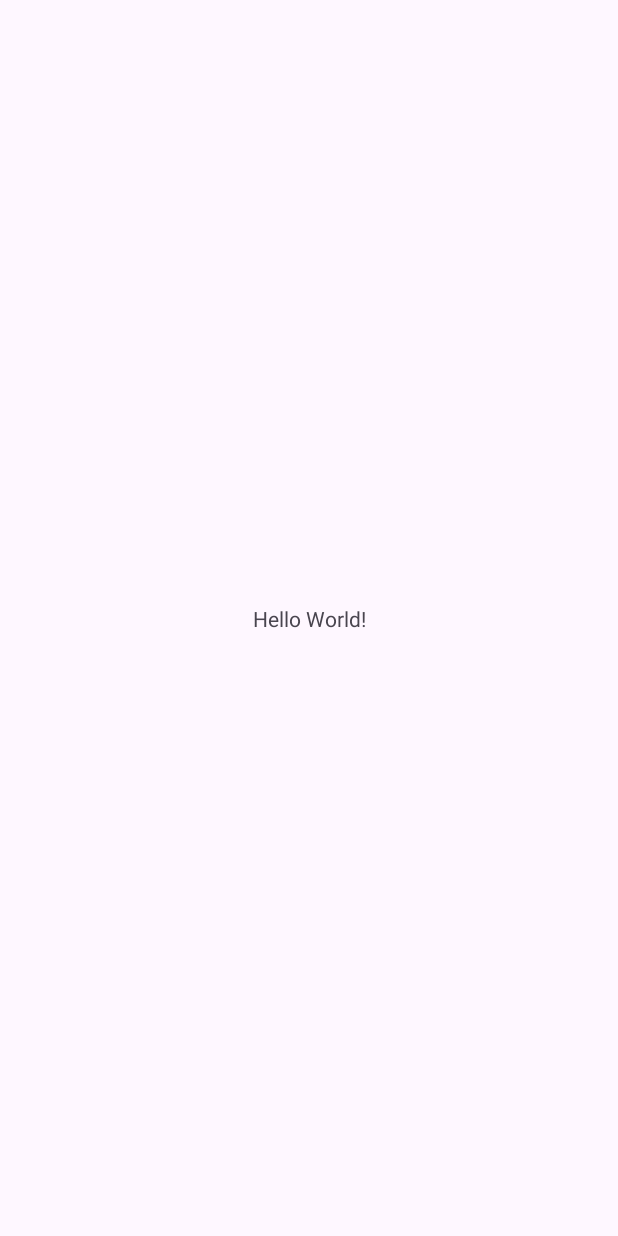
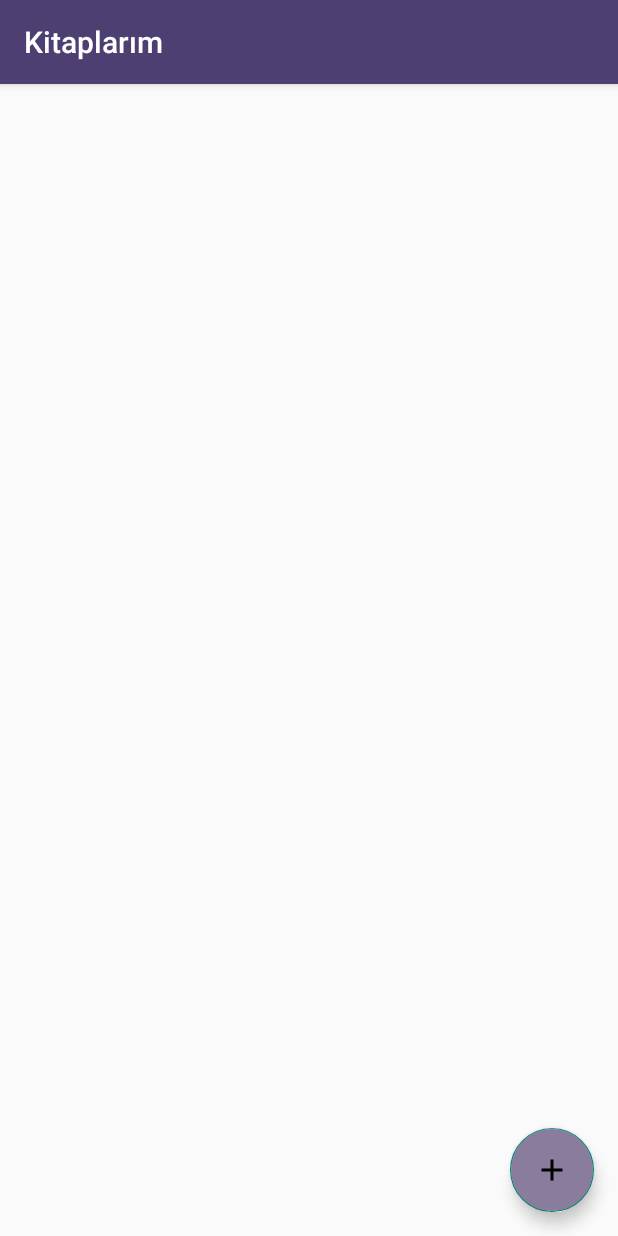
Before and after one commit to SemihGul5/BookBox, an Android app: the screen it shows after launch (MainActivity), on a phone screen of 412 x 824 dp. Before the commit the screen is almost empty. Run offline under Robolectric (Android 15) with nearby library versions, the phone set to English and light mode, and no system bars.

Commit message:
commit 09/09

```diff
--- a/app/src/main/java/com/example/bookbox/MainActivity.java
+++ b/app/src/main/java/com/example/bookbox/MainActivity.java
@@ -1,14 +1,43 @@
 package com.example.bookbox;
 
+import androidx.appcompat.app.ActionBar;
 import androidx.appcompat.app.AppCompatActivity;
 
+import android.content.Intent;
+import android.graphics.drawable.ColorDrawable;
 import android.os.Bundle;
+import android.view.View;
+import android.widget.ArrayAdapter;
+
+import com.example.bookbox.databinding.ActivityMainBinding;
+import com.google.android.material.floatingactionbutton.FloatingActionButton;
+import com.google.android.material.snackbar.Snackbar;
+
+import java.util.ArrayList;
+import java.util.Objects;
 
 public class MainActivity extends AppCompatActivity {
+    private ActivityMainBinding binding;
+
 
     @Override
     protected void onCreate(Bundle savedInstanceState) {
         super.onCreate(savedInstanceState);
-        setContentView(R.layout.activity_main);
+        binding=ActivityMainBinding.inflate(getLayoutInflater());
+        View view=binding.getRoot();
+        setContentView(view);
+        setTitle("Kitaplarım");
+
+
+        binding.fab.setOnClickListener(new View.OnClickListener() {
+            @Override
+            public void onClick(View v) {
+                Intent intent= new Intent(MainActivity.this, BookAdd.class);
+                startActivity(intent);
+
+            }
+        });
+
+
     }
 }
--- /dev/null
+++ b/app/src/main/res/drawable/baseline_add_24.xml
@@ -0,0 +1,5 @@
+<vector android:height="30dp" android:tint="#000000"
+    android:viewportHeight="24" android:viewportWidth="24"
+    android:width="30dp" xmlns:android="http://schemas.android.com/apk/res/android">
+    <path android:fillColor="@color/black" android:pathData="M19,13h-6v6h-2v-6H5v-2h6V5h2v6h6v2z"/>
+</vector>
--- /dev/null
+++ b/app/src/main/res/drawable/baseline_image_search_24.xml
@@ -0,0 +1,5 @@
+<vector android:height="125dp" android:tint="#000000"
+    android:viewportHeight="24" android:viewportWidth="24"
+    android:width="125dp" xmlns:android="http://schemas.android.com/apk/res/android">
+    <path android:fillColor="@android:color/white" android:pathData="M18,13v7L4,20L4,6h5.02c0.05,-0.71 0.22,-1.38 0.48,-2L4,4c-1.1,0 -2,0.9 -2,2v14c0,1.1 0.9,2 2,2h14c1.1,0 2,-0.9 2,-2v-5l-2,-2zM16.5,18h-11l2.75,-3.53 1.96,2.36 2.75,-3.54zM19.3,8.89c0.44,-0.7 0.7,-1.51 0.7,-2.39C20,4.01 17.99,2 15.5,2S11,4.01 11,6.5s2.01,4.5 4.49,4.5c0.88,0 1.7,-0.26 2.39,-0.7L21,13.42 22.42,12 19.3,8.89zM15.5,9C14.12,9 13,7.88 13,6.5S14.12,4 15.5,4 18,5.12 18,6.5 16.88,9 15.5,9z"/>
+</vector>
--- a/app/src/main/res/layout/activity_main.xml
+++ b/app/src/main/res/layout/activity_main.xml
@@ -1,18 +1,32 @@
 <?xml version="1.0" encoding="utf-8"?>
-<androidx.constraintlayout.widget.ConstraintLayout xmlns:android="http://schemas.android.com/apk/res/android"
+<RelativeLayout
+    xmlns:android="http://schemas.android.com/apk/res/android"
     xmlns:app="http://schemas.android.com/apk/res-auto"
     xmlns:tools="http://schemas.android.com/tools"
     android:layout_width="match_parent"
     android:layout_height="match_parent"
-    tools:context=".MainActivity">
+    tools:context=".MainActivity"
+    >
 
-    <TextView
+
+
+    <com.google.android.material.floatingactionbutton.FloatingActionButton
+        android:id="@+id/fab"
         android:layout_width="wrap_content"
         android:layout_height="wrap_content"
-        android:text="Hello World!"
-        app:layout_constraintBottom_toBottomOf="parent"
-        app:layout_constraintEnd_toEndOf="parent"
-        app:layout_constraintStart_toStartOf="parent"
-        app:layout_constraintTop_toTopOf="parent" />
+        android:layout_alignParentBottom="true"
+        android:layout_alignParentRight="true"
+        android:src="@drawable/baseline_add_24"
+        android:layout_margin="16dp"
+        android:backgroundTint="@color/button"
+        android:contentDescription="Kitap Ekle" />
 
-</androidx.constraintlayout.widget.ConstraintLayout>
+    <androidx.recyclerview.widget.RecyclerView
+        android:layout_width="match_parent"
+        android:layout_height="match_parent"
+
+
+        />
+
+
+</RelativeLayout>
--- a/app/src/main/res/values/colors.xml
+++ b/app/src/main/res/values/colors.xml
@@ -2,4 +2,8 @@
 <resources>
     <color name="black">#FF000000</color>
     <color name="white">#FFFFFFFF</color>
+    <color name="appBar">#4d3f72</color>
+    <color name="button">#8a7c9c</color>
+    <color name="grey">#c5c0c9</color>
+    <color name="background">#c5c0c9</color>
 </resources>
--- a/app/src/main/res/values/themes.xml
+++ b/app/src/main/res/values/themes.xml
@@ -1,9 +1,17 @@
 <resources xmlns:tools="http://schemas.android.com/tools">
     <!-- Base application theme. -->
-    <style name="Base.Theme.BookBox" parent="Theme.Material3.DayNight.NoActionBar">
+    <style name="Base.Theme.BookBox" parent="Theme.AppCompat.Light">
         <!-- Customize your light theme here. -->
-        <!-- <item name="colorPrimary">@color/my_light_primary</item> -->
+        <item name="colorPrimary">@color/appBar</item>
+        <item name="titleTextColor">@color/white</item>
+        <item name="colorOnBackground">@color/appBar</item>
     </style>
 
-    <style name="Theme.BookBox" parent="Base.Theme.BookBox" />
+
+    <style name="Base.Theme.BookBox_Add" parent="Theme.AppCompat.Light">
+        <!-- Customize your light theme here. -->
+        <item name="colorPrimary">@color/appBar</item>
+        <item name="titleTextColor">@color/white</item>
+        <item name="colorOnBackground">@color/appBar</item>
+    </style>
 </resources>
--- a/build.gradle.kts
+++ b/build.gradle.kts
@@ -1,4 +1,5 @@
 // Top-level build file where you can add configuration options common to all sub-projects/modules.
 plugins {
     id("com.android.application") version "8.1.0" apply false
+    id("org.jetbrains.kotlin.android") version "1.8.10" apply false
 }
```
Also changed, not shown: app/build.gradle.kts (+35 -1 lines), app/src/main/AndroidManifest.xml (+9 -2 lines), app/src/main/java/com/example/bookbox/BookAdd.java (added, +50 -0 lines), app/src/main/res/layout/activity_book_add.xml (added, +165 -0 lines), app/src/main/res/values/strings.xml (+9 -0 lines).
